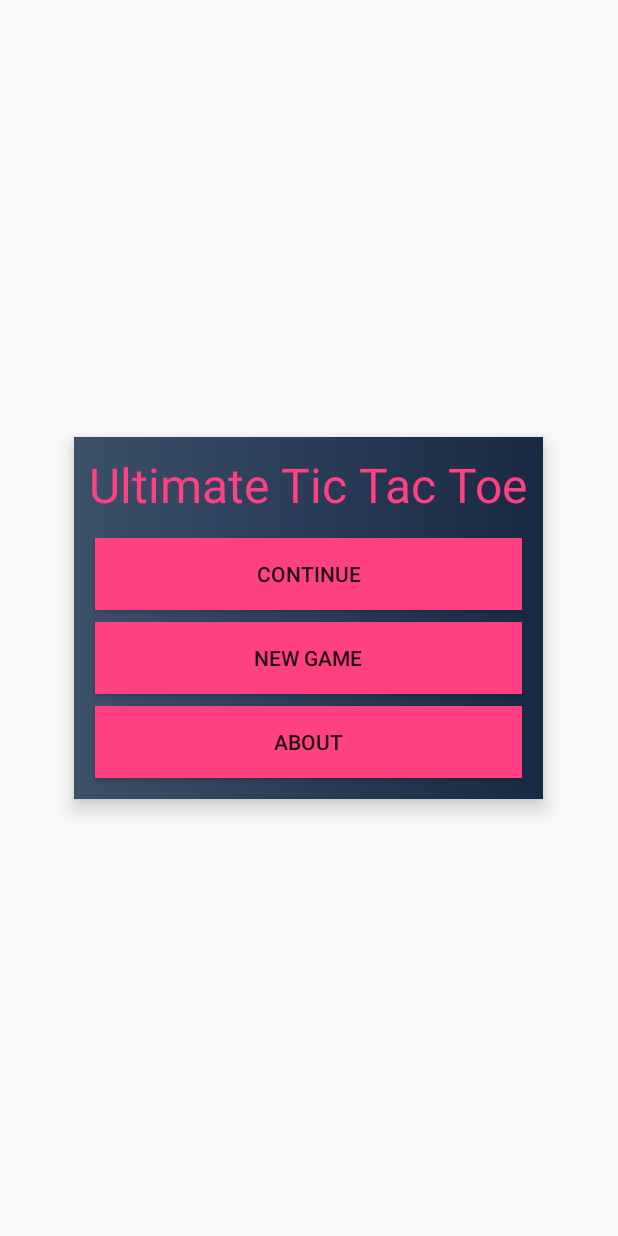
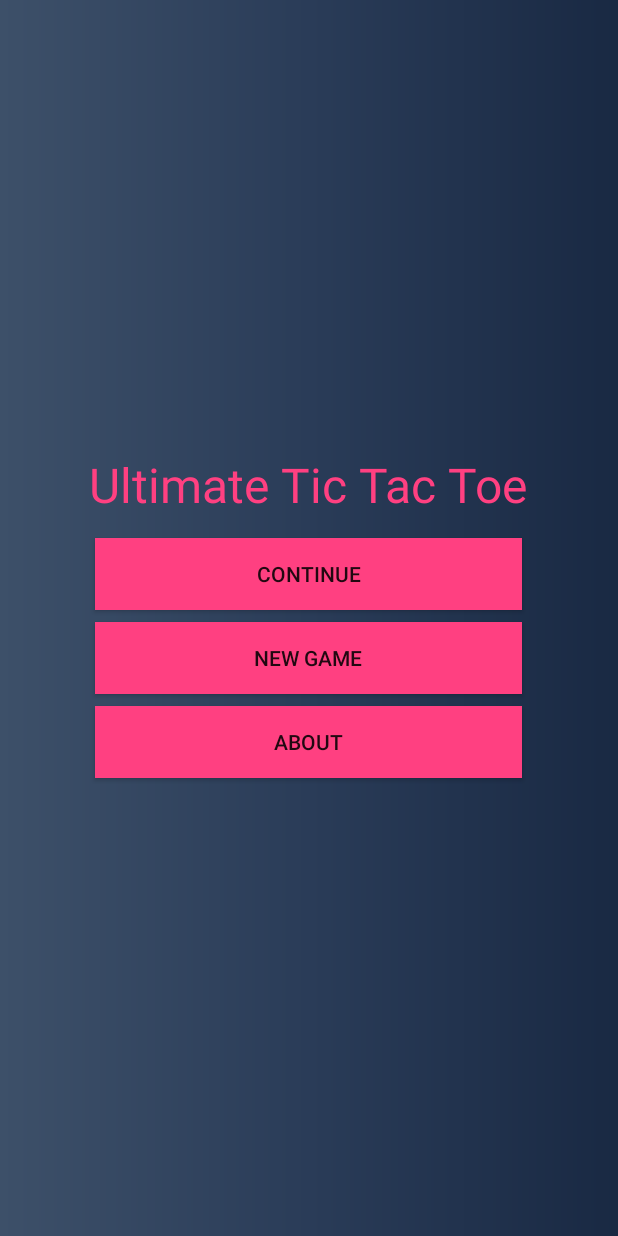
Before and after one commit to aksh4y/CS5520_MAD, an Android app: the ScroggleActivity screen opened directly, with no data from a screen before it, on a phone screen of 412 x 824 dp. Run offline under Robolectric (Android 15) with nearby library versions, the phone set to English and light mode, and no system bars.

Commit message:
UI updates

```diff
--- a/app/src/main/res/layout/activity_game.xml
+++ b/app/src/main/res/layout/activity_game.xml
@@ -10,7 +10,7 @@
       android:layout_width="match_parent"
       android:layout_height="match_parent"
       android:scaleType="centerCrop"
-      android:src="@drawable/sandy_beach"/>
+      android:src="@drawable/gradient"/>
 
    <LinearLayout
       android:layout_width="match_parent"
--- a/app/src/main/res/layout/activity_scroggle.xml
+++ b/app/src/main/res/layout/activity_scroggle.xml
@@ -4,7 +4,8 @@
    android:layout_width="match_parent"
    android:layout_height="match_parent"
    android:clipChildren="false"
-   tools:context=".ScroggleActivity">
+   tools:context=".ScroggleActivity"
+    android:background="@drawable/gradient">
 
    <fragment
       android:id="@+id/main_fragment"
--- a/app/src/main/res/layout/fragment_main.xml
+++ b/app/src/main/res/layout/fragment_main.xml
@@ -11,7 +11,6 @@
     xmlns:tools="http://schemas.android.com/tools"
     android:layout_width="match_parent"
     android:layout_height="match_parent"
-    android:background="@drawable/gradient"
     android:elevation="@dimen/elevation_high"
     android:orientation="vertical"
     android:padding="@dimen/menu_padding"
```
Also changed, not shown: app/src/main/res/layout/fragment_game.xml (+1 -8 lines).
